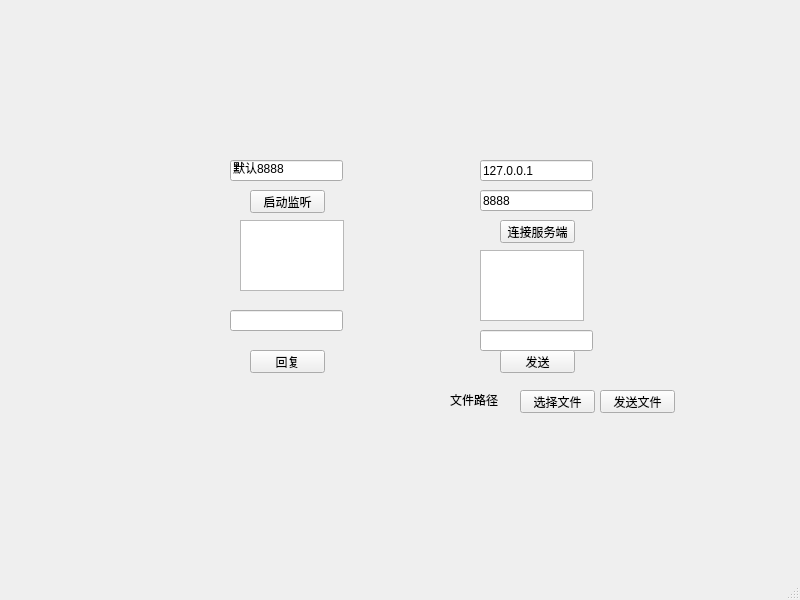
This is mainwindow.ui in xuchang1025/Qt-LanTransfer as Qt 5 draws it before an edit. The edited form follows.
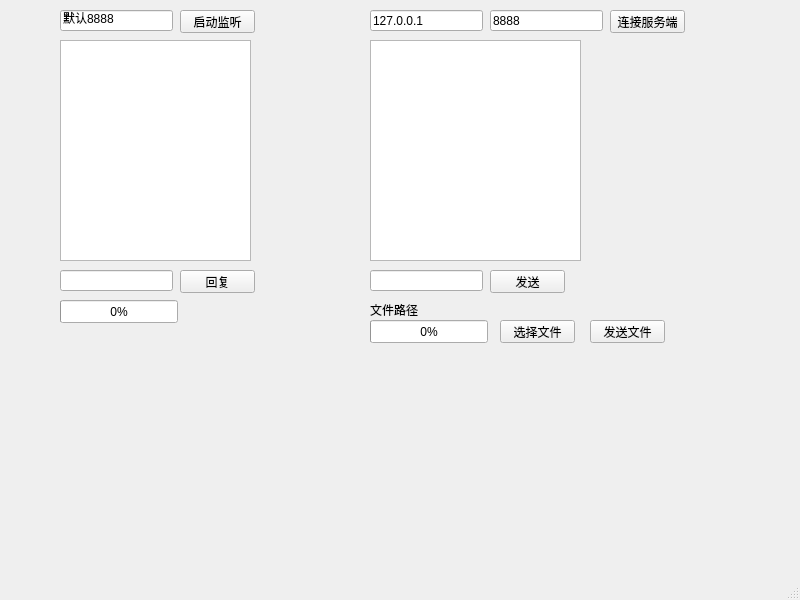
This is the edited form.

What changed in the file:
```diff
--- a/mainwindow.ui
+++ b/mainwindow.ui
@@ -17,8 +17,8 @@
    <widget class="QPushButton" name="startListenButton">
     <property name="geometry">
      <rect>
-      <x>250</x>
-      <y>190</y>
+      <x>180</x>
+      <y>10</y>
       <width>75</width>
       <height>23</height>
      </rect>
@@ -30,8 +30,8 @@
    <widget class="QLineEdit" name="portLineEdit">
     <property name="geometry">
      <rect>
-      <x>230</x>
-      <y>160</y>
+      <x>60</x>
+      <y>10</y>
       <width>113</width>
       <height>21</height>
      </rect>
@@ -43,10 +43,10 @@
    <widget class="QTextEdit" name="serverLogTextEdit">
     <property name="geometry">
      <rect>
-      <x>240</x>
-      <y>220</y>
-      <width>104</width>
-      <height>71</height>
+      <x>60</x>
+      <y>40</y>
+      <width>191</width>
+      <height>221</height>
      </rect>
     </property>
     <property name="readOnly">
@@ -66,8 +66,8 @@
    <widget class="QLineEdit" name="serverIpLineEdit">
     <property name="geometry">
      <rect>
-      <x>480</x>
-      <y>160</y>
+      <x>370</x>
+      <y>10</y>
       <width>113</width>
       <height>21</height>
      </rect>
@@ -79,8 +79,8 @@
    <widget class="QLineEdit" name="ServerPortLineEdit">
     <property name="geometry">
      <rect>
-      <x>480</x>
-      <y>190</y>
+      <x>490</x>
+      <y>10</y>
       <width>113</width>
       <height>21</height>
      </rect>
@@ -92,8 +92,8 @@
    <widget class="QPushButton" name="connectButton">
     <property name="geometry">
      <rect>
-      <x>500</x>
-      <y>220</y>
+      <x>610</x>
+      <y>10</y>
       <width>75</width>
       <height>23</height>
      </rect>
@@ -105,10 +105,10 @@
    <widget class="QTextEdit" name="clientLogTextEdit">
     <property name="geometry">
      <rect>
-      <x>480</x>
-      <y>250</y>
-      <width>104</width>
-      <height>71</height>
+      <x>370</x>
+      <y>40</y>
+      <width>211</width>
+      <height>221</height>
      </rect>
     </property>
     <property name="readOnly">
@@ -128,8 +128,8 @@
    <widget class="QLineEdit" name="messageLineEdit">
     <property name="geometry">
      <rect>
-      <x>480</x>
-      <y>330</y>
+      <x>370</x>
+      <y>270</y>
       <width>113</width>
       <height>21</height>
      </rect>
@@ -138,8 +138,8 @@
    <widget class="QPushButton" name="sendButton">
     <property name="geometry">
      <rect>
-      <x>500</x>
-      <y>350</y>
+      <x>490</x>
+      <y>270</y>
       <width>75</width>
       <height>23</height>
      </rect>
@@ -151,8 +151,8 @@
    <widget class="QPushButton" name="replyButton">
     <property name="geometry">
      <rect>
-      <x>250</x>
-      <y>350</y>
+      <x>180</x>
+      <y>270</y>
       <width>75</width>
       <height>23</height>
      </rect>
@@ -164,8 +164,8 @@
    <widget class="QLineEdit" name="replyLineEdit">
     <property name="geometry">
      <rect>
-      <x>230</x>
-      <y>310</y>
+      <x>60</x>
+      <y>270</y>
       <width>113</width>
       <height>21</height>
      </rect>
@@ -174,8 +174,8 @@
    <widget class="QPushButton" name="selectFileButton">
     <property name="geometry">
      <rect>
-      <x>520</x>
-      <y>390</y>
+      <x>500</x>
+      <y>320</y>
       <width>75</width>
       <height>23</height>
      </rect>
@@ -187,9 +187,9 @@
    <widget class="QLabel" name="filePathLabel">
     <property name="geometry">
      <rect>
-      <x>450</x>
-      <y>390</y>
-      <width>53</width>
+      <x>370</x>
+      <y>300</y>
+      <width>111</width>
       <height>20</height>
      </rect>
     </property>
@@ -200,8 +200,8 @@
    <widget class="QPushButton" name="sendFileButton">
     <property name="geometry">
      <rect>
-      <x>600</x>
-      <y>390</y>
+      <x>590</x>
+      <y>320</y>
       <width>75</width>
       <height>23</height>
      </rect>
@@ -210,6 +210,32 @@
      <string>发送文件</string>
     </property>
    </widget>
+   <widget class="QProgressBar" name="sendProgressBar">
+    <property name="geometry">
+     <rect>
+      <x>370</x>
+      <y>320</y>
+      <width>118</width>
+      <height>23</height>
+     </rect>
+    </property>
+    <property name="value">
+     <number>0</number>
+    </property>
+   </widget>
+   <widget class="QProgressBar" name="receiveProgressBar">
+    <property name="geometry">
+     <rect>
+      <x>60</x>
+      <y>300</y>
+      <width>118</width>
+      <height>23</height>
+     </rect>
+    </property>
+    <property name="value">
+     <number>0</number>
+    </property>
+   </widget>
   </widget>
   <widget class="QMenuBar" name="menubar">
    <property name="geometry">
```
